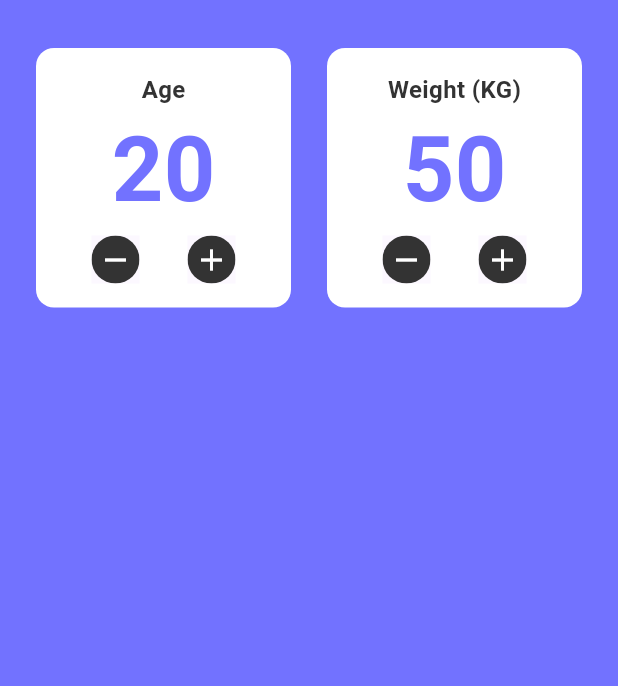
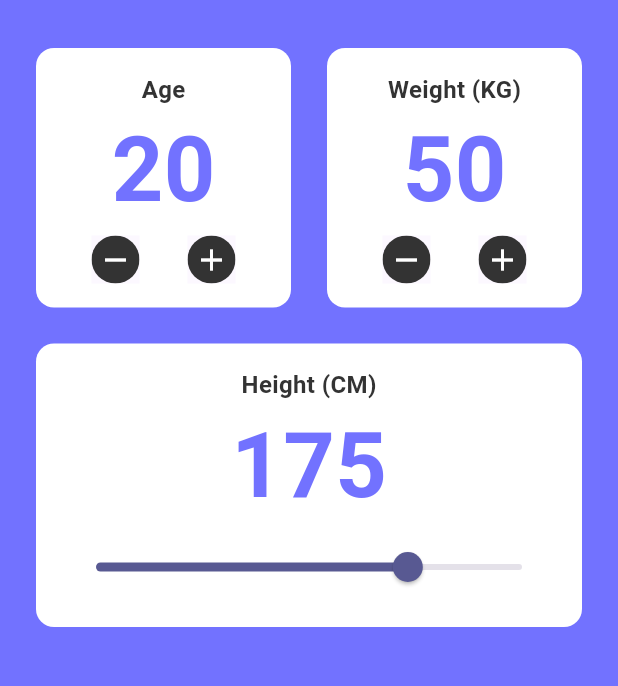
Before and after one commit to kisa002/pcm_mbi, a Flutter app: the screen it shows after launch, after a tap on "시작하기", on a phone screen of 412 x 824 dp, the part 75-761 px from its top. Run offline on Flutter 3.47's test engine with Material 3 defaults, Android fonts, the phone set to English and light mode, and no system bars; our stand-ins replace get; Roboto replaces fonts that are missing (Pretendard); project files that could hold a hidden picture were left out.

Commit message:
feat: height slider on BMI screen

```diff
--- a/lib/presentation/screens/bmi/bmi_controller.dart
+++ b/lib/presentation/screens/bmi/bmi_controller.dart
@@ -3,6 +3,10 @@ import 'package:get/get.dart';
 class BmiController extends GetxController {
   final age = 20.obs;
   final weight = 50.obs;
+  final height = 175.0.obs;
+
+  final minHeight = 50.0;
+  final maxHeight = 220.0;
 
   void increaseAge() => age.value++;
   void decreaseAge() {
@@ -17,4 +21,6 @@ class BmiController extends GetxController {
       weight.value--;
     }
   }
+
+  void setHeight(double value) => height.value = value;
 }
--- a/lib/presentation/screens/bmi/bmi_screen.dart
+++ b/lib/presentation/screens/bmi/bmi_screen.dart
@@ -50,6 +50,41 @@ class BmiScreen extends StatelessWidget {
                     ),
                   ],
                 ),
+                SizedBox(height: 24),
+                Container(
+                  decoration: BoxDecoration(
+                    color: AppColors.white,
+                    borderRadius: BorderRadius.circular(12),
+                  ),
+                  padding: EdgeInsets.all(16),
+                  child: Column(
+                    children: [
+                      Text(
+                        'Height (CM)',
+                        style: TextStyle(
+                          color: AppColors.black,
+                          fontSize: 16,
+                          fontWeight: FontWeight.w600,
+                        ),
+                      ),
+                      Text(
+                        controller.height.value.ceil().toString(),
+                        style: TextStyle(
+                          color: AppColors.primary,
+                          fontSize: 60,
+                          fontWeight: FontWeight.w700,
+                        ),
+                      ),
+                      Slider(
+                        value: controller.height.value,
+                        min: controller.minHeight,
+                        max: controller.maxHeight,
+                        divisions: (controller.maxHeight - controller.minHeight).toInt(),
+                        onChanged: controller.setHeight,
+                      )
+                    ],
+                  ),
+                )
               ],
             ),
           ),
```
